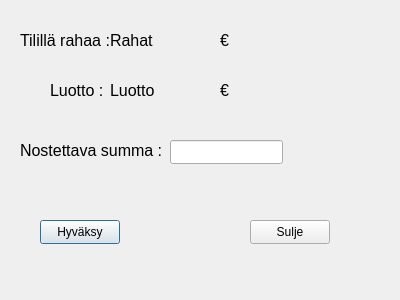
Old version of the form bank-automat/withdrawal.ui in the repository Jellonaa/BankAutomat_Project.
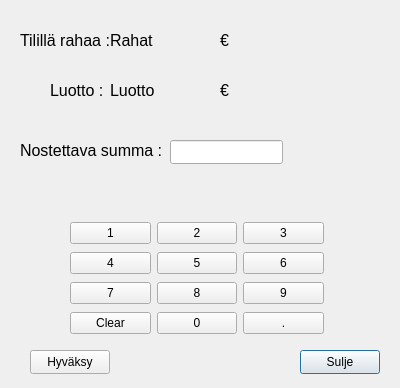
New version of the form.

Diff of the .ui file:
```diff
--- a/bank-automat/withdrawal.ui
+++ b/bank-automat/withdrawal.ui
@@ -7,7 +7,7 @@
     <x>0</x>
     <y>0</y>
     <width>400</width>
-    <height>300</height>
+    <height>388</height>
    </rect>
   </property>
   <property name="windowTitle">
@@ -59,24 +59,11 @@
     </rect>
    </property>
   </widget>
-  <widget class="QPushButton" name="btnHyvaksy">
-   <property name="geometry">
-    <rect>
-     <x>40</x>
-     <y>220</y>
-     <width>80</width>
-     <height>24</height>
-    </rect>
-   </property>
-   <property name="text">
-    <string>Hyväksy</string>
-   </property>
-  </widget>
   <widget class="QPushButton" name="btnSulje">
    <property name="geometry">
     <rect>
-     <x>250</x>
-     <y>220</y>
+     <x>300</x>
+     <y>350</y>
      <width>80</width>
      <height>24</height>
     </rect>
@@ -188,6 +175,115 @@
     <string>€</string>
    </property>
   </widget>
+  <widget class="QWidget" name="gridLayoutWidget">
+   <property name="geometry">
+    <rect>
+     <x>70</x>
+     <y>220</y>
+     <width>254</width>
+     <height>116</height>
+    </rect>
+   </property>
+   <layout class="QGridLayout" name="gridLayout">
+    <item row="0" column="0">
+     <widget class="QPushButton" name="btn1">
+      <property name="text">
+       <string>1</string>
+      </property>
+     </widget>
+    </item>
+    <item row="1" column="1">
+     <widget class="QPushButton" name="btn5">
+      <property name="text">
+       <string>5</string>
+      </property>
+     </widget>
+    </item>
+    <item row="0" column="1">
+     <widget class="QPushButton" name="btn2">
+      <property name="text">
+       <string>2</string>
+      </property>
+     </widget>
+    </item>
+    <item row="1" column="0">
+     <widget class="QPushButton" name="btn4">
+      <property name="text">
+       <string>4</string>
+      </property>
+     </widget>
+    </item>
+    <item row="0" column="2">
+     <widget class="QPushButton" name="btn3">
+      <property name="text">
+       <string>3</string>
+      </property>
+     </widget>
+    </item>
+    <item row="1" column="2">
+     <widget class="QPushButton" name="btn6">
+      <property name="text">
+       <string>6</string>
+      </property>
+     </widget>
+    </item>
+    <item row="2" column="1">
+     <widget class="QPushButton" name="btn8">
+      <property name="text">
+       <string>8</string>
+      </property>
+     </widget>
+    </item>
+    <item row="2" column="0">
+     <widget class="QPushButton" name="btn7">
+      <property name="text">
+       <string>7</string>
+      </property>
+     </widget>
+    </item>
+    <item row="2" column="2">
+     <widget class="QPushButton" name="btn9">
+      <property name="text">
+       <string>9</string>
+      </property>
+     </widget>
+    </item>
+    <item row="3" column="1">
+     <widget class="QPushButton" name="btn0">
+      <property name="text">
+       <string>0</string>
+      </property>
+     </widget>
+    </item>
+    <item row="3" column="0">
+     <widget class="QPushButton" name="btnClear">
+      <property name="text">
+       <string>Clear</string>
+      </property>
+     </widget>
+    </item>
+    <item row="3" column="2">
+     <widget class="QPushButton" name="btnPiste">
+      <property name="text">
+       <string>.</string>
+      </property>
+     </widget>
+    </item>
+   </layout>
+  </widget>
+  <widget class="QPushButton" name="btnHyvaksy">
+   <property name="geometry">
+    <rect>
+     <x>30</x>
+     <y>350</y>
+     <width>80</width>
+     <height>24</height>
+    </rect>
+   </property>
+   <property name="text">
+    <string>Hyväksy</string>
+   </property>
+  </widget>
  </widget>
  <resources/>
  <connections/>
```
